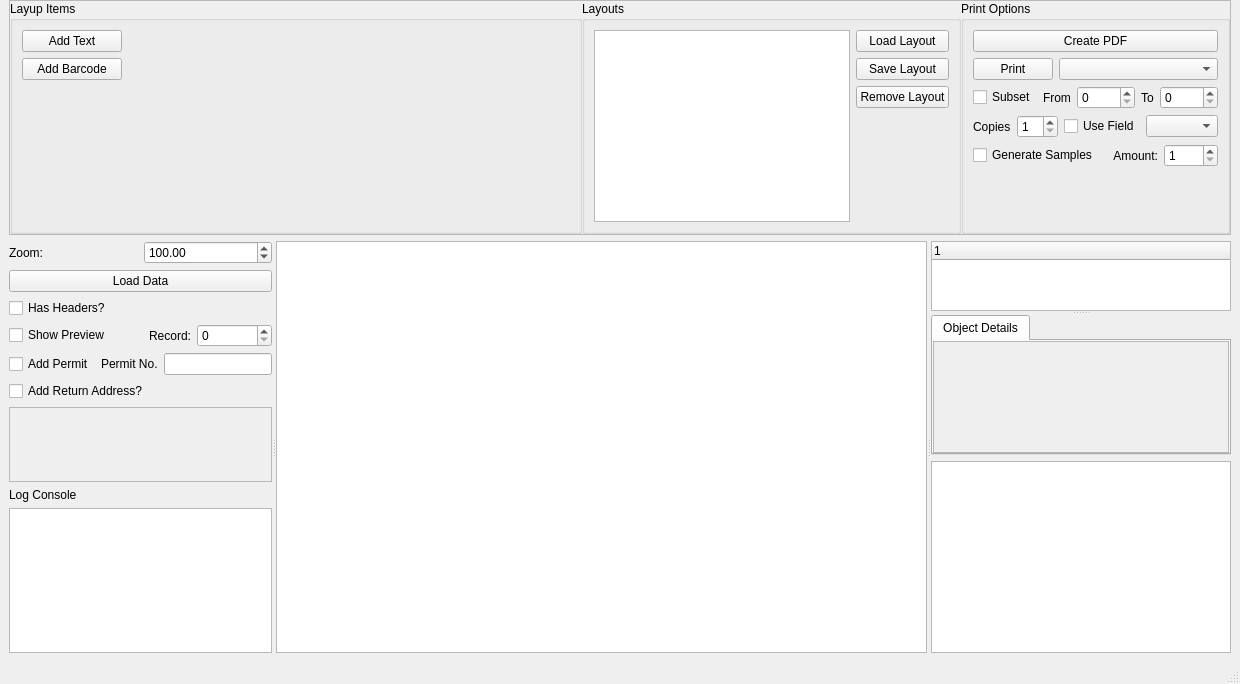
First picture: the form in LabelDesigner.ui, repository marvin939/label-designer, before the edit.
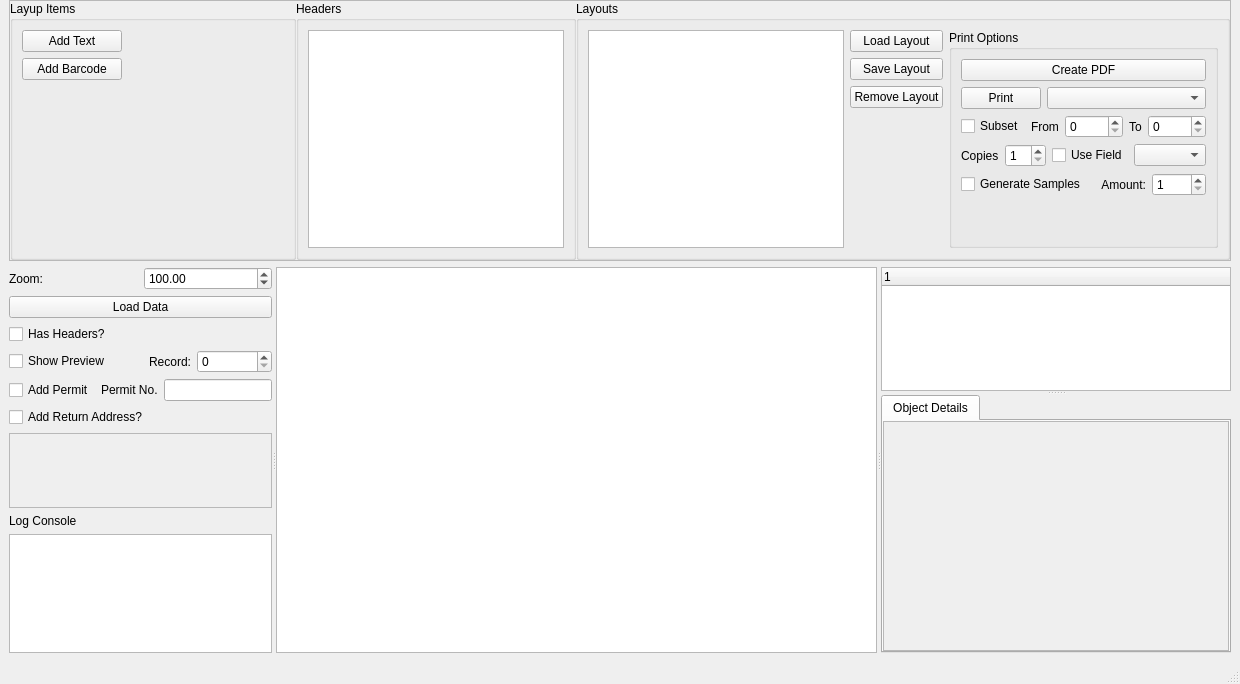
Second picture: the form after the edit. Custom widgets are drawn as their Qt base class.

Diff of the .ui file:
```diff
--- a/LabelDesigner.ui
+++ b/LabelDesigner.ui
@@ -130,6 +130,28 @@
          </layout>
         </widget>
        </item>
+       <item>
+        <widget class="QGroupBox" name="groupBox_4">
+         <property name="title">
+          <string>Headers</string>
+         </property>
+         <layout class="QVBoxLayout" name="verticalLayout_8">
+          <item>
+           <widget class="QTableWidget" name="headerList">
+            <property name="editTriggers">
+             <set>QAbstractItemView::EditKeyPressed</set>
+            </property>
+            <property name="selectionBehavior">
+             <enum>QAbstractItemView::SelectRows</enum>
+            </property>
+            <attribute name="verticalHeaderVisible">
+             <bool>false</bool>
+            </attribute>
+           </widget>
+          </item>
+         </layout>
+        </widget>
+       </item>
        <item>
         <widget class="QGroupBox" name="groupBox_3">
          <property name="title">
@@ -177,9 +199,6 @@
             </item>
            </layout>
           </item>
-         </layout>
-        </widget>
-       </item>
        <item>
         <widget class="QGroupBox" name="groupBox_2">
          <property name="title">
@@ -341,6 +360,9 @@
       </layout>
      </widget>
     </item>
+      </layout>
+     </widget>
+    </item>
     <item>
      <layout class="QHBoxLayout" name="horizontalLayout_9" stretch="0">
       <item>
@@ -578,7 +600,7 @@
              </property>
              <property name="minimumSize">
               <size>
-               <width>300</width>
+               <width>350</width>
                <height>0</height>
               </size>
              </property>
@@ -618,8 +640,8 @@
                    <rect>
                     <x>0</x>
                     <y>0</y>
-                    <width>292</width>
-                    <height>100</height>
+                    <width>342</width>
+                    <height>212</height>
                    </rect>
                   </property>
                   <layout class="QVBoxLayout" name="verticalLayout_2">
@@ -642,19 +664,6 @@
             </widget>
            </widget>
           </item>
-          <item>
-           <widget class="QTableWidget" name="headerList">
-            <property name="editTriggers">
-             <set>QAbstractItemView::EditKeyPressed</set>
-            </property>
-            <property name="selectionBehavior">
-             <enum>QAbstractItemView::SelectRows</enum>
-            </property>
-            <attribute name="verticalHeaderVisible">
-             <bool>false</bool>
-            </attribute>
-           </widget>
-          </item>
          </layout>
         </widget>
        </widget>
```
Lines whose indentation alone changed are shown as unchanged.
